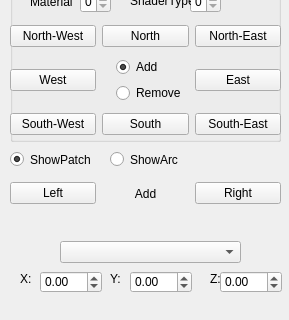
Before: the Qt Designer form QtFramework/GUI/SideWidget.ui in imecstamas/cagd-hermite, drawn with Qt 5; both pictures show x 0 to 289 and y 289 to 609 of the 289 by 693 pixel window.
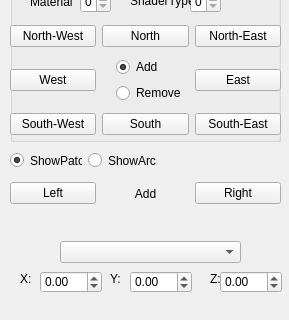
After: the same form once the commit is applied.

Commit message: Fix radioGroup bug on sideWidget.

Diff of the .ui file:
```diff
--- a/QtFramework/GUI/SideWidget.ui
+++ b/QtFramework/GUI/SideWidget.ui
@@ -383,35 +383,6 @@
     </property>
    </widget>
   </widget>
-  <widget class="QRadioButton" name="radioButton_arc">
-   <property name="geometry">
-    <rect>
-     <x>110</x>
-     <y>440</y>
-     <width>82</width>
-     <height>17</height>
-    </rect>
-   </property>
-   <property name="text">
-    <string>ShowArc</string>
-   </property>
-  </widget>
-  <widget class="QRadioButton" name="radioButton_patch">
-   <property name="geometry">
-    <rect>
-     <x>10</x>
-     <y>440</y>
-     <width>82</width>
-     <height>17</height>
-    </rect>
-   </property>
-   <property name="text">
-    <string>ShowPatch</string>
-   </property>
-   <property name="checked">
-    <bool>true</bool>
-   </property>
-  </widget>
   <widget class="QWidget" name="layoutWidget">
    <property name="geometry">
     <rect>
@@ -536,6 +507,35 @@
     <double>-99.000000000000000</double>
    </property>
   </widget>
+  <widget class="QWidget" name="">
+   <property name="geometry">
+    <rect>
+     <x>10</x>
+     <y>440</y>
+     <width>149</width>
+     <height>19</height>
+    </rect>
+   </property>
+   <layout class="QHBoxLayout" name="horizontalLayout_2">
+    <item>
+     <widget class="QRadioButton" name="radioButton_patch">
+      <property name="text">
+       <string>ShowPatch</string>
+      </property>
+      <property name="checked">
+       <bool>true</bool>
+      </property>
+     </widget>
+    </item>
+    <item>
+     <widget class="QRadioButton" name="radioButton_arc">
+      <property name="text">
+       <string>ShowArc</string>
+      </property>
+     </widget>
+    </item>
+   </layout>
+  </widget>
  </widget>
  <resources/>
  <connections/>
```
The commit also changes 1 other file.
